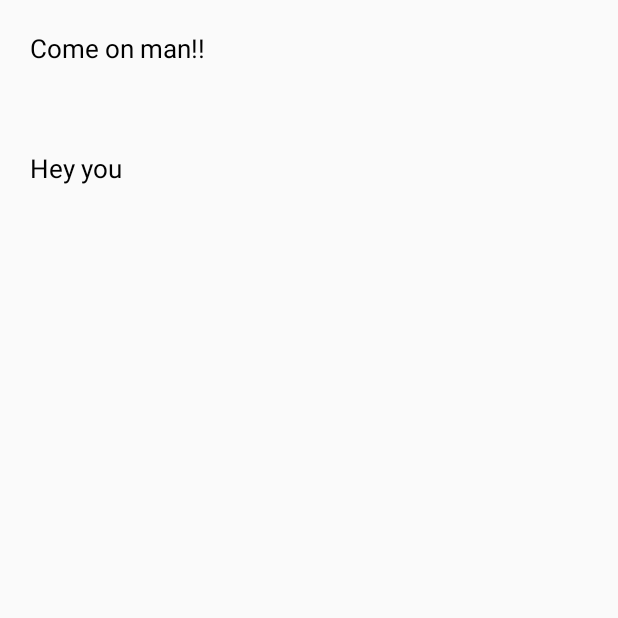
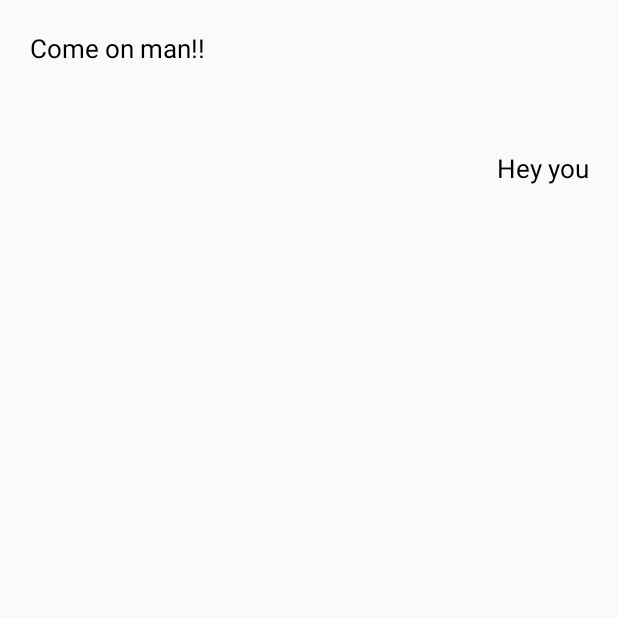
Before and after one commit to joshuajgomez/chatdaemon, an Android app: the screen it shows after launch (ChatActivity), after a tap on "Manu", on a phone screen of 412 x 824 dp, the top half of it. Run offline under Robolectric (Android 15) with nearby library versions, the light colour scheme and no system bars.

Commit message:
Split layout alignment based on message sender

```diff
--- /dev/null
+++ b/app/src/main/java/com/joshgm3z/chatdaemon/common/Const.java
@@ -0,0 +1,13 @@
+package com.joshgm3z.chatdaemon.common;
+
+import android.support.annotation.IntDef;
+
+public class Const {
+
+    @IntDef({ChatType.SENT, ChatType.RECEIVED})
+    public @interface ChatType {
+        int SENT = 1;
+        int RECEIVED = 2;
+    }
+
+}
--- a/app/src/main/java/com/joshgm3z/chatdaemon/common/data/ChatInfo.java
+++ b/app/src/main/java/com/joshgm3z/chatdaemon/common/data/ChatInfo.java
@@ -12,15 +12,9 @@ public class ChatInfo {
 
     private int mUserId;
 
+    private int mChatType;
+
     public ChatInfo() {
-    }
-
-    public ChatInfo(String title, String subTitle, String dateTime, int status, int userId) {
-        mTitle = title;
-        mSubTitle = subTitle;
-        mDateTime = dateTime;
-        mStatus = status;
-        mUserId = userId;
     }
 
     public int getUserId() {
@@ -35,7 +29,16 @@ public class ChatInfo {
                 ", mDateTime='" + mDateTime + '\'' +
                 ", mStatus=" + mStatus +
                 ", mUserId=" + mUserId +
+                ", mChatType=" + mChatType +
                 '}';
+    }
+
+    public int getChatType() {
+        return mChatType;
+    }
+
+    public void setChatType(int chatType) {
+        mChatType = chatType;
     }
 
     public void setUserId(int userId) {
--- a/app/src/main/java/com/joshgm3z/chatdaemon/common/utils/ChatInfoBuilder.java
+++ b/app/src/main/java/com/joshgm3z/chatdaemon/common/utils/ChatInfoBuilder.java
@@ -1,5 +1,6 @@
 package com.joshgm3z.chatdaemon.common.utils;
 
+import com.joshgm3z.chatdaemon.common.Const;
 import com.joshgm3z.chatdaemon.common.data.Chat;
 import com.joshgm3z.chatdaemon.common.data.User;
 import com.joshgm3z.chatdaemon.common.data.ChatInfo;
@@ -14,19 +15,20 @@ public class ChatInfoBuilder {
     public List<ChatInfo> getChatInfoList(List<Chat> chatList) {
         HashMap<Integer, ChatInfo> chatInfoBuffer = new HashMap<>();
         for (Chat chat : chatList) {
-
-            Logger.log(chat.toString());
-
-            User user = chat.getFromUser() != null ? chat.getFromUser() : chat.getToUser();
-
-            Logger.log("user " + user.toString());
-
+            int chatType;
+            User user;
+            if (chat.getFromUser() != null) {
+                user = chat.getFromUser();
+                chatType = Const.ChatType.RECEIVED;
+            } else {
+                user = chat.getToUser();
+                chatType = Const.ChatType.SENT;
+            }
             ChatInfo chatInfo = new ChatInfo();
             chatInfo.setTitle(user.getName());
             chatInfo.setSubTitle(chat.getMessage());
             chatInfo.setUserId(user.getId());
-
-            Logger.log(chatInfo.toString());
+            chatInfo.setChatType(chatType);
 
             chatInfoBuffer.put(user.getId(), chatInfo);
         }
--- a/app/src/main/java/com/joshgm3z/chatdaemon/presentation/chat/adapter/ChatAdapter.java
+++ b/app/src/main/java/com/joshgm3z/chatdaemon/presentation/chat/adapter/ChatAdapter.java
@@ -7,6 +7,7 @@ import android.view.View;
 import android.view.ViewGroup;
 
 import com.joshgm3z.chatdaemon.R;
+import com.joshgm3z.chatdaemon.common.Const;
 import com.joshgm3z.chatdaemon.common.data.Chat;
 import com.joshgm3z.chatdaemon.presentation.home.adapter.ChatViewHolder;
 
@@ -27,7 +28,11 @@ public class ChatAdapter extends RecyclerView.Adapter<ChatViewHolder> {
     @NonNull
     @Override
     public ChatViewHolder onCreateViewHolder(@NonNull ViewGroup viewGroup, int viewType) {
-        View view = LayoutInflater.from(viewGroup.getContext()).inflate(R.layout.layout_chat_adapter_item, viewGroup, false);
+        View view = LayoutInflater.from(viewGroup.getContext()).inflate(
+                viewType == Const.ChatType.RECEIVED
+                        ? R.layout.layout_chat_adapter_item_left
+                        : R.layout.layout_chat_adapter_item_right,
+                viewGroup, false);
         return new ChatViewHolder(view);
     }
 
@@ -40,4 +45,10 @@ public class ChatAdapter extends RecyclerView.Adapter<ChatViewHolder> {
     public int getItemCount() {
         return mChatList != null ? mChatList.size() : 0;
     }
+
+    @Override
+    public int getItemViewType(int position) {
+        Chat chat = mChatList.get(position);
+        return chat.getFromUser() != null ? Const.ChatType.RECEIVED : Const.ChatType.SENT;
+    }
 }
--- a/app/src/main/res/layout/layout_chat_adapter_item.xml
+++ b/app/src/main/res/layout/layout_chat_adapter_item_left.xml
@@ -1,17 +1,19 @@
 <?xml version="1.0" encoding="utf-8"?>
 <LinearLayout xmlns:android="http://schemas.android.com/apk/res/android"
     android:layout_width="match_parent"
+    android:layout_marginEnd="120dp"
     android:layout_height="80dp"
     android:layout_weight="1"
     android:padding="20dp"
     android:orientation="vertical">
 
         <TextView
+            android:textAlignment="textStart"
             android:id="@+id/tv_message"
             android:layout_width="match_parent"
             android:layout_height="wrap_content"
             android:textSize="17sp"
             android:textColor="@color/black"
-            android:text="Title" />
+            android:text="Message" />
 
 </LinearLayout>
--- /dev/null
+++ b/app/src/main/res/layout/layout_chat_adapter_item_right.xml
@@ -0,0 +1,19 @@
+<?xml version="1.0" encoding="utf-8"?>
+<LinearLayout xmlns:android="http://schemas.android.com/apk/res/android"
+    android:layout_width="match_parent"
+    android:layout_marginStart="120dp"
+    android:layout_height="80dp"
+    android:layout_weight="1"
+    android:padding="20dp"
+    android:orientation="vertical">
+
+        <TextView
+            android:textAlignment="textEnd"
+            android:id="@+id/tv_message"
+            android:layout_width="match_parent"
+            android:layout_height="wrap_content"
+            android:textSize="17sp"
+            android:textColor="@color/black"
+            android:text="Message" />
+
+</LinearLayout>
```
